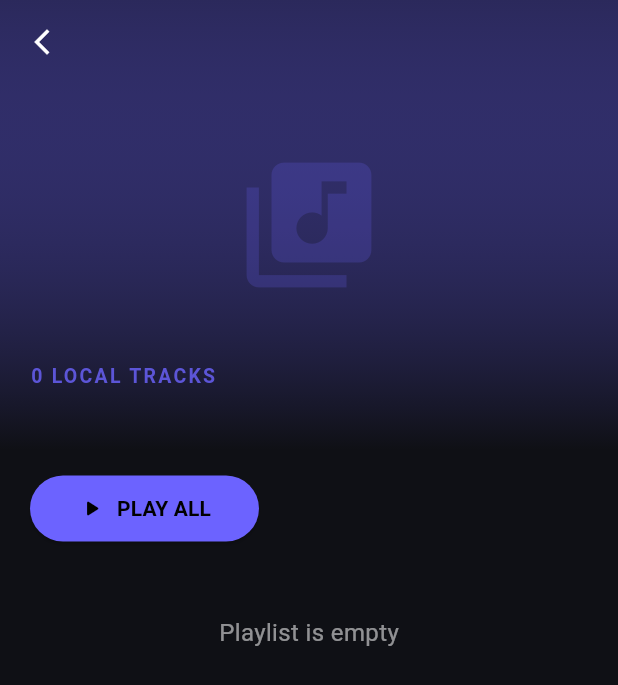
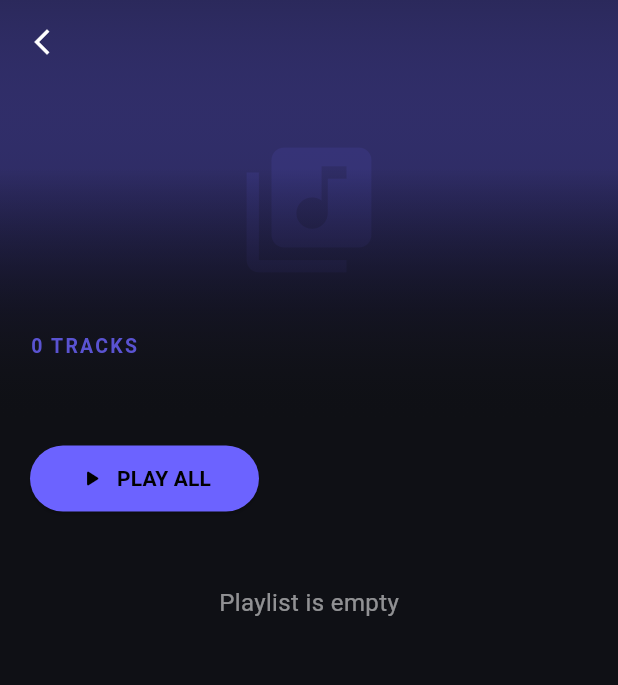
Before and after one commit to mhdfaizal03/meowsic, a Flutter app: the PlaylistDetailScreen screen opened directly with empty values, on a phone screen of 412 x 824 dp. Shown: the top 685 px of the screen. Run offline on Flutter 3.47's test engine with Material 3 defaults, Android fonts, the phone set to English and light mode, and no system bars; our stand-ins replace audio_service, cached_network_image, dio, flutter_animate, flutter_spinkit, get and 9 more; missing offline and left inert: dart_ytmusic_api, flutter_web_auth_2, spotify_sdk, youtube_explode_dart; accounts and stored records are empty; generated files the repository leaves out were written again.

Commit message:
last commit

```diff
--- a/lib/screens/favorites_screen.dart
+++ b/lib/screens/favorites_screen.dart
@@ -8,7 +8,7 @@ import '../core/theme.dart';
 import '../widgets/home_widgets.dart';
 
 class FavoritesScreen extends StatelessWidget {
-  FavoritesScreen({Key? key}) : super(key: key);
+  FavoritesScreen({super.key});
 
   final FavoritesController controller = Get.put(FavoritesController());
   final MusicController musicController = Get.find<MusicController>();
--- a/lib/screens/playlist_screen.dart
+++ b/lib/screens/playlist_screen.dart
@@ -8,6 +8,7 @@ import '../widgets/playlist_tile.dart';
 import '../widgets/song_tile.dart';
 import '../widgets/mini_player.dart';
 import '../core/theme.dart';
+import '../widgets/home_widgets.dart';
 
 class PlaylistScreen extends StatelessWidget {
   PlaylistScreen({super.key});
@@ -133,7 +134,7 @@ class PlaylistScreen extends StatelessWidget {
 
 class PlaylistDetailScreen extends StatelessWidget {
   final Playlist playlist;
-  PlaylistDetailScreen({Key? key, required this.playlist}) : super(key: key);
+  PlaylistDetailScreen({super.key, required this.playlist});
 
   final PlaylistController controller = Get.find<PlaylistController>();
 
@@ -146,55 +147,11 @@ class PlaylistDetailScreen extends StatelessWidget {
           CustomScrollView(
             physics: const BouncingScrollPhysics(),
             slivers: [
-              SliverAppBar(
-                expandedHeight: 300,
-                pinned: true,
-                backgroundColor: AppTheme.background,
-                elevation: 0,
-                leading: IconButton(
-                  icon: const Icon(Icons.arrow_back_ios_new, color: Colors.white, size: 20),
-                  onPressed: () => Get.back(),
-                ),
-                flexibleSpace: FlexibleSpaceBar(
-                  background: Stack(
-                    fit: StackFit.expand,
-                    children: [
-                      Container(
-                        decoration: BoxDecoration(
-                          gradient: LinearGradient(
-                            begin: Alignment.topCenter,
-                            end: Alignment.bottomCenter,
-                            colors: [AppTheme.primary.withValues(alpha: 0.3), AppTheme.background],
-                          ),
-                        ),
-                        child: Center(
-                          child: Icon(Icons.library_music, size: 100, color: AppTheme.primary.withValues(alpha: 0.2)),
-                        ),
-                      ),
-                      Positioned(
-                        bottom: 40,
-                        left: 20,
-                        right: 20,
-                        child: Column(
-                          crossAxisAlignment: CrossAxisAlignment.start,
-                          children: [
-                            Text(
-                              playlist.name,
-                              style: const TextStyle(color: Colors.white, fontSize: 36, fontWeight: FontWeight.bold, letterSpacing: -1),
-                              maxLines: 2,
-                              overflow: TextOverflow.ellipsis,
-                            ),
-                            const SizedBox(height: 8),
-                            Text(
-                              "${playlist.songs.length} LOCAL TRACKS",
-                              style: TextStyle(color: AppTheme.primary.withValues(alpha: 0.8), fontSize: 13, fontWeight: FontWeight.bold, letterSpacing: 1.5),
-                            ),
-                          ],
-                        ),
-                      ),
-                    ],
-                  ),
-                ),
+              MusicSliverHeader(
+                title: playlist.name,
+                subtitle: "${playlist.songs.length} tracks",
+                icon: Icons.library_music,
+                baseColor: AppTheme.primary,
               ),
               SliverToBoxAdapter(
                 child: Padding(
```
Also changed, not shown: lib/screens/profile_screen.dart (+17 -10 lines).
